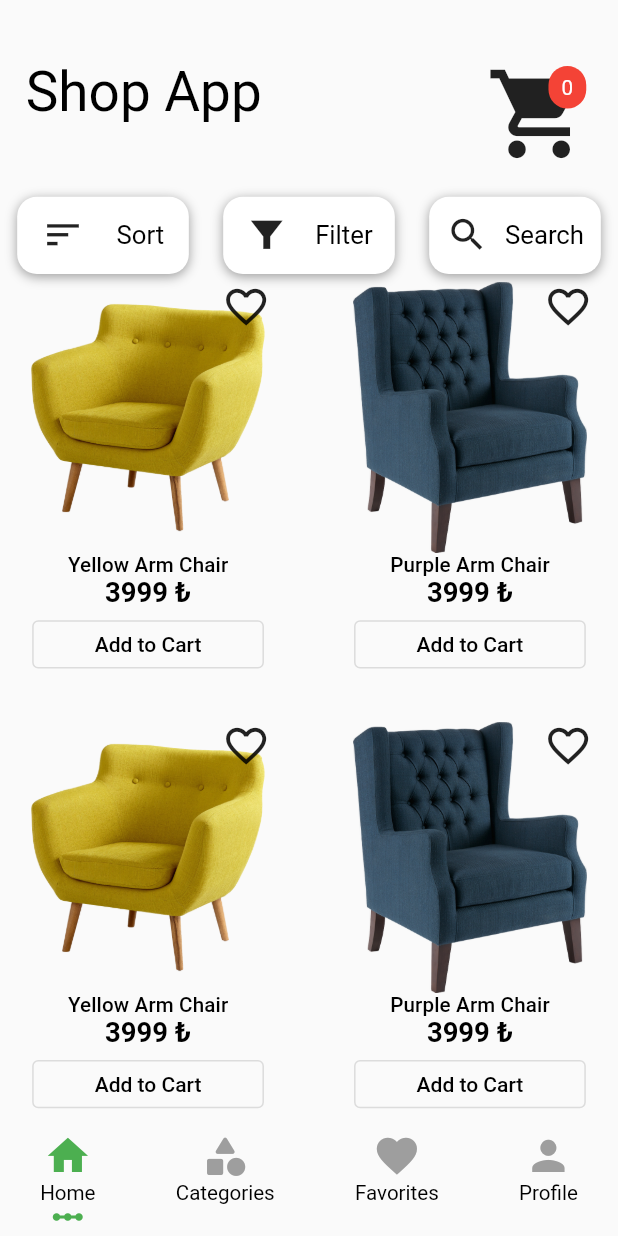
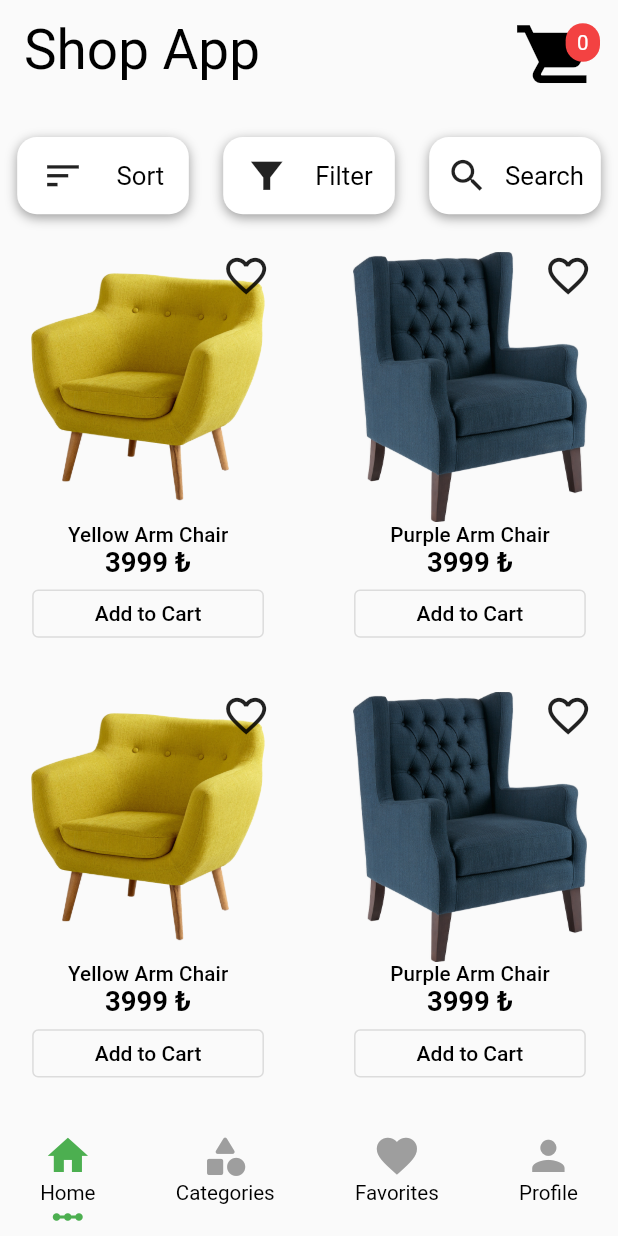
Before and after one commit to erkanoygun/ShopApp, a Flutter app: the screen it shows after launch, on a phone screen of 412 x 824 dp. Run offline on Flutter 3.47's test engine with Material 2 defaults, Android fonts, the phone set to English and light mode, and no system bars; our stand-ins replace flutter_screenutil.

Commit message:
custom Appbar created, shopping cart page revised and empty cart page created, custom button created

```diff
--- a/lib/core/constant/app/app_texts.dart
+++ b/lib/core/constant/app/app_texts.dart
@@ -8,6 +8,11 @@ abstract class AppText{
   static const String filtersCardFilter = "Filter";
   static const String filtersCardSearch = "Search";
   static const String addCartButtonText = "Add to Cart";
+  static const String goCartButtonText = "Go to Cart";
   static const String productDimensionsTitle = "Dimensions";
   static const String productWeightTitle = "Weight";
+  static const String buyNowButtonText = "Buy Now";
+  static const String totalPrice = "Total Price";
+  static const String cartPageTitle = "Cart";
+  static const String emptyCartListText = "Your Shopping Cart Empty";
 }
--- a/lib/core/constant/style/text_style.dart
+++ b/lib/core/constant/style/text_style.dart
@@ -21,4 +21,6 @@ class MyTextStyle {
       TextStyle(fontSize: 18.sp, color: AppColor.black.toColor());
   static TextStyle bodyLarge =
       TextStyle(fontSize: 24.sp, color: AppColor.black.toColor());
+  static TextStyle labelSmall =
+      TextStyle(fontSize: 20.sp, color: AppColor.black.toColor());
 }
--- a/lib/customs/Theme/my_theme.dart
+++ b/lib/customs/Theme/my_theme.dart
@@ -21,6 +21,7 @@ class MyTheme {
       bodySmall: MyTextStyle.bodySmall,
       bodyMedium: MyTextStyle.bodyMedium,
       bodyLarge: MyTextStyle.bodyLarge,
+      labelSmall: MyTextStyle.labelSmall,
     ),
   );
 }
--- a/lib/views/mainPage/widgets/my_app_bar.dart
+++ b/lib/customs/customAppBar/my_app_bar.dart
@@ -1,38 +1,45 @@
 import 'package:flutter/material.dart';
 import 'package:flutter_screenutil/flutter_screenutil.dart';
 import 'package:provider/provider.dart';
+import 'package:shop_app/core/constant/app/colors.dart';
+import 'package:shop_app/core/extension/color_extensions.dart';
 import 'package:shop_app/view-model/app_view_model.dart';
 import '../../../core/constant/app/app_texts.dart';
-import '../../ShopCartPage/shopping_cart_page.dart';
+import '../../views/ShopCartPage/shopping_cart_page.dart';
 
-class MyAppBar extends StatelessWidget {
-  const MyAppBar({super.key});
-  static final double shoppingCartItemSizeHeight = 22.h;
-  static final double shoppingCartItemSizeWidth = 22.w;
-  static final EdgeInsets onlyPadding =
-      const EdgeInsets.only(top: 35, left: 15, right: 15).r;
-  static final double shoppingCartIconSize = 55.h;
-  final Color titleColor = Colors.black;
-  final Color cartLenghtBackGround = Colors.red;
-  //static final cartItemLenghtTextSize = 12.sp;
+class MyAppBar extends StatelessWidget with PreferredSizeWidget{
+  const MyAppBar({super.key,required this.title});
+  final String title;
+  static final double shoppingCartItemSizeHeight = 20.h;
+  static final double shoppingCartItemSizeWidth = 20.w;
+  static final double shoppingCartIconSize = 48.h;
+  static final Color titleColor = AppColor.black.toColor();
+  static final Color cartLenghtBackGround = AppColor.red.toColor();
   static final double cartLenghtContainerRadius = 180.0.r;
-  final Color cartItemLenghtTextColor = Colors.white;
+  static final Color cartItemLenghtTextColor = AppColor.white.toColor();
+  static final double onlyPaddingTop = 10.r;
+  static final double appBarToolBarHeight = 65.h;
 
   @override
   Widget build(BuildContext context) {
-    return Padding(
-      padding: onlyPadding,
-      child: Row(
-        mainAxisAlignment: MainAxisAlignment.spaceBetween,
-        crossAxisAlignment: CrossAxisAlignment.start,
-        children: [
-          Text(
-            AppText.appBarTitle,
+    return AppBar(
+      title: Padding(
+        padding: EdgeInsets.only(top: onlyPaddingTop),
+        child: Text(
+          title,
           style: Theme.of(context).textTheme.displayMedium!.merge(
                 const TextStyle(fontWeight: FontWeight.w400),
               ),
         ),
-          GestureDetector(
+      ),
+      automaticallyImplyLeading: false,
+      backgroundColor: Colors.transparent,
+      foregroundColor: AppColor.black.toColor(),
+      elevation: 0,
+      actions: [
+        Padding(
+          padding: EdgeInsets.only(top: onlyPaddingTop,right: 8),
+          child: GestureDetector(
             onTap: () {
               Navigator.push(
                 context,
@@ -66,10 +73,8 @@ class MyAppBar extends StatelessWidget {
                             return Center(
                               child: Text(
                                 mystate.cartList.length.toString(),
-                                style: Theme.of(context)
-                                    .textTheme
-                                    .titleSmall!
-                                    .merge(
+                                style:
+                                    Theme.of(context).textTheme.titleSmall!.merge(
                                           TextStyle(
                                               color: cartItemLenghtTextColor,
                                               fontWeight: FontWeight.normal),
@@ -84,9 +89,12 @@ class MyAppBar extends StatelessWidget {
                 ),
               ],
             ),
-          )
+          ),
+        ),
       ],
-      ),
     );
   }
+
+  @override
+  Size get preferredSize => Size.fromHeight(appBarToolBarHeight);
 }
--- a/lib/view-model/app_view_model.dart
+++ b/lib/view-model/app_view_model.dart
@@ -1,5 +1,6 @@
 import 'dart:math';
 import 'package:flutter/cupertino.dart';
+import 'package:flutter/foundation.dart';
 import 'package:shop_app/model/product_model.dart';
 import '../core/constant/app/app_constant.dart';
 
@@ -54,7 +55,9 @@ class AppViewModel extends ChangeNotifier {
   }
 
   void addCartList(Product product) {
-    cartList.add(product);
+    if(!cartList.contains(product)){
+      cartList.add(product);
+    }
     notifyListeners();
   }
 
--- a/lib/views/DetailPage/detail_page.dart
+++ b/lib/views/DetailPage/detail_page.dart
@@ -3,7 +3,7 @@ import 'package:flutter_screenutil/flutter_screenutil.dart';
 import 'package:shop_app/views/DetailPage/widgets/product_description_text.dart';
 import 'package:shop_app/views/DetailPage/widgets/product_details.dart';
 import 'package:shop_app/views/DetailPage/widgets/product_image.dart';
-import 'package:shop_app/views/DetailPage/widgets/product_price_and_cartbutton.dart';
+import 'package:shop_app/views/DetailPage/widgets/cart_button_fav_icon.dart';
 import 'package:shop_app/views/DetailPage/widgets/product_title.dart';
 import 'package:shop_app/views/DetailPage/widgets/star_rating_bar.dart';
 import '../../model/product_model.dart';
@@ -60,7 +60,7 @@ class DetailPage extends StatelessWidget {
                   ),
                   Expanded(
                     flex: 3,
-                    child: ProductCartButtonFavIcon(productPrice: product.price),
+                    child: ProductCartButtonFavIcon(product: product),
                   ),
                 ],
               ),
--- a/lib/views/DetailPage/widgets/product_details.dart
+++ b/lib/views/DetailPage/widgets/product_details.dart
@@ -18,7 +18,7 @@ class ProductDetails extends StatelessWidget {
       height: boxHeightSize,
       width: double.infinity,
       child: Row(
-        mainAxisAlignment: MainAxisAlignment.spaceBetween,
+        mainAxisAlignment: MainAxisAlignment.spaceAround,
         children: [
           Column(
             mainAxisAlignment: MainAxisAlignment.center,
--- a/lib/views/HomePage/home_page.dart
+++ b/lib/views/HomePage/home_page.dart
@@ -1,23 +1,20 @@
 import 'package:flutter/material.dart';
 import 'package:flutter_screenutil/flutter_screenutil.dart';
-import 'package:shop_app/views/mainPage/widgets/my_app_bar.dart';
 import 'package:shop_app/views/HomePage/widgets/my_gridview_builder.dart';
 import '../../core/constant/app/app_texts.dart';
+import '../../customs/customAppBar/my_app_bar.dart';
 import 'widgets/filter_cards.dart';
 
 class HomePage extends StatelessWidget {
   const HomePage({super.key});
-  static EdgeInsets onlyPadding = const EdgeInsets.only(left: 15, right: 15).r;
+  static final EdgeInsets onlyPadding = const EdgeInsets.only(left: 15, right: 15,top: 15).r;
 
   @override
   Widget build(BuildContext context) {
     return Scaffold(
+      appBar: const MyAppBar(title: AppText.appBarTitle),
       body: Column(
         children: [
-          const Expanded(
-            flex: 2,
-            child: MyAppBar(),
-          ),
           Expanded(
             flex: 1,
             child: Row(
```
Also changed, not shown: lib/customs/CustomButton/custom_button.dart (added, +37 -0 lines), lib/views/DetailPage/widgets/cart_button_fav_icon.dart (added, +69 -0 lines), lib/views/DetailPage/widgets/product_price_and_cartbutton.dart (deleted, +0 -54 lines), lib/views/HomePage/widgets/add_cart_button_small.dart (+13 -7 lines), lib/views/ShopCartPage/shopping_cart_page.dart (+15 -3 lines), lib/views/ShopCartPage/widgets/empty_list_page.dart (added, +16 -0 lines), lib/views/ShopCartPage/widgets/product_add_remove_widget.dart (+5 -2 lines), lib/views/ShopCartPage/widgets/total_price_and_button_widget.dart (added, +56 -0 lines). Lines whose indentation alone changed are shown as unchanged.
